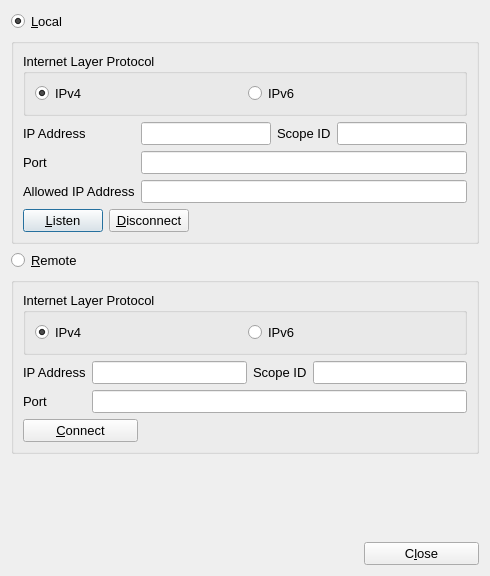
The window that UI/setupDialog.ui (textbrowser/qtchess) describes before a commit, drawn with Qt 5.
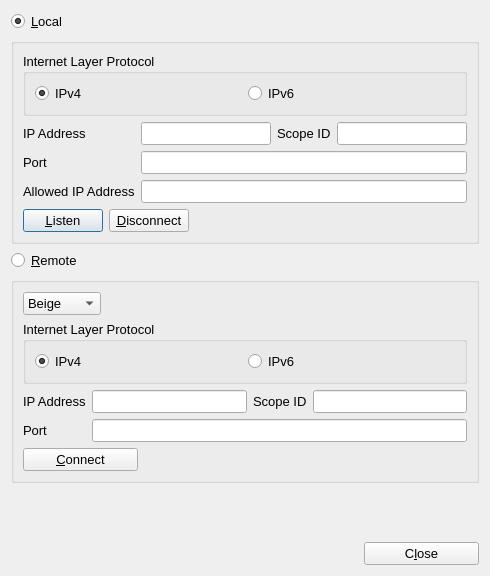
The same window after the commit. Icons and pictures are not drawn.

Commit message: Games through the Echo.

Diff of the .ui file:
```diff
--- a/UI/setupDialog.ui
+++ b/UI/setupDialog.ui
@@ -179,6 +179,40 @@
    <item>
     <widget class="QGroupBox" name="remote_gb">
      <layout class="QVBoxLayout" name="verticalLayout_2">
+      <item>
+       <layout class="QHBoxLayout" name="horizontalLayout_7">
+        <item>
+         <widget class="QComboBox" name="color">
+          <property name="sizeAdjustPolicy">
+           <enum>QComboBox::AdjustToContents</enum>
+          </property>
+          <item>
+           <property name="text">
+            <string>Beige</string>
+           </property>
+          </item>
+          <item>
+           <property name="text">
+            <string>Crimson</string>
+           </property>
+          </item>
+         </widget>
+        </item>
+        <item>
+         <spacer name="horizontalSpacer_3">
+          <property name="orientation">
+           <enum>Qt::Horizontal</enum>
+          </property>
+          <property name="sizeHint" stdset="0">
+           <size>
+            <width>40</width>
+            <height>20</height>
+           </size>
+          </property>
+         </spacer>
+        </item>
+       </layout>
+      </item>
       <item>
        <widget class="QGroupBox" name="groupBox_4">
         <property name="title">
```
Left out of the diff: 1 changed line with no effect on the pictures. The commit also changes 2 other files.
